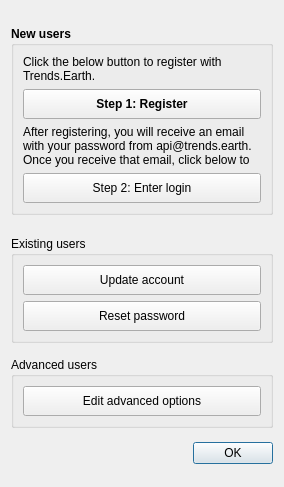
This is LDMP/gui/DlgSettings.ui in ConservationInternational/trends.earth as Qt 5 draws it before an edit. The edited form follows.
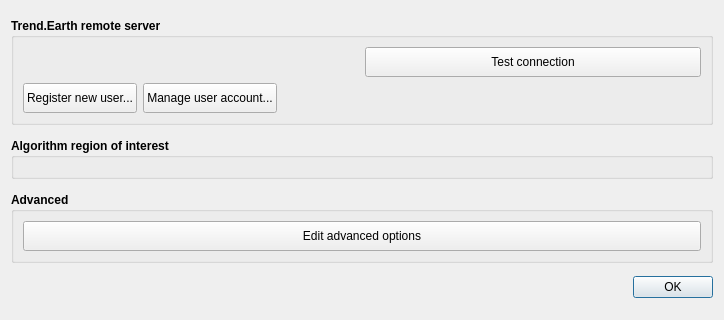
This is the edited form. Custom widgets are drawn as their Qt base class.

Commit message: draft of GUI refactoring. Not using auth framework yet

```diff
--- a/LDMP/gui/DlgSettings.ui
+++ b/LDMP/gui/DlgSettings.ui
@@ -9,8 +9,8 @@
    <rect>
     <x>0</x>
     <y>0</y>
-    <width>284</width>
-    <height>487</height>
+    <width>724</width>
+    <height>320</height>
    </rect>
   </property>
   <property name="sizePolicy">
@@ -50,21 +50,45 @@
       </font>
      </property>
      <property name="title">
-      <string>New users</string>
+      <string>Trend.Earth remote server</string>
      </property>
      <layout class="QVBoxLayout" name="verticalLayout">
       <item>
-       <widget class="QLabel" name="label">
+       <layout class="QHBoxLayout" name="horizontalLayout_2">
+        <item>
+         <widget class="QgsAuthConfigSelect" name="authConfigSelect_authentication">
         <property name="sizePolicy">
-         <sizepolicy hsizetype="Preferred" vsizetype="Preferred">
+           <sizepolicy hsizetype="Minimum" vsizetype="Maximum">
           <horstretch>0</horstretch>
           <verstretch>0</verstretch>
          </sizepolicy>
         </property>
-        <property name="maximumSize">
+          <property name="minimumSize">
          <size>
-          <width>16777215</width>
-          <height>16777215</height>
+            <width>0</width>
+            <height>0</height>
+           </size>
+          </property>
+          <property name="font">
+           <font>
+            <weight>50</weight>
+            <bold>false</bold>
+           </font>
+          </property>
+         </widget>
+        </item>
+        <item>
+         <widget class="QPushButton" name="pushButton_test_connection">
+          <property name="sizePolicy">
+           <sizepolicy hsizetype="Minimum" vsizetype="Minimum">
+            <horstretch>0</horstretch>
+            <verstretch>0</verstretch>
+           </sizepolicy>
+          </property>
+          <property name="minimumSize">
+           <size>
+            <width>0</width>
+            <height>30</height>
          </size>
         </property>
         <property name="font">
@@ -74,13 +98,14 @@
          </font>
         </property>
         <property name="text">
-         <string>Click the below button to register with Trends.Earth.</string>
-        </property>
-        <property name="wordWrap">
-         <bool>true</bool>
+           <string>Test connection</string>
         </property>
        </widget>
       </item>
+       </layout>
+      </item>
+      <item>
+       <layout class="QHBoxLayout" name="horizontalLayout">
       <item>
        <widget class="QPushButton" name="pushButton_register">
         <property name="sizePolicy">
@@ -97,83 +122,15 @@
         </property>
         <property name="font">
          <font>
-          <weight>75</weight>
-          <bold>true</bold>
-         </font>
-        </property>
-        <property name="text">
-         <string>Step 1: Register</string>
-        </property>
-       </widget>
-      </item>
-      <item>
-       <widget class="QLabel" name="label_2">
-        <property name="sizePolicy">
-         <sizepolicy hsizetype="Preferred" vsizetype="Preferred">
-          <horstretch>0</horstretch>
-          <verstretch>0</verstretch>
-         </sizepolicy>
-        </property>
-        <property name="font">
-         <font>
           <weight>50</weight>
           <bold>false</bold>
          </font>
         </property>
         <property name="text">
-         <string>After registering, you will receive an email with your password from api@trends.earth. Once you receive that email, click below to enter that password to login to Trends.Earth.</string>
-        </property>
-        <property name="wordWrap">
-         <bool>true</bool>
-        </property>
-       </widget>
-      </item>
-      <item>
-       <widget class="QPushButton" name="pushButton_login">
-        <property name="sizePolicy">
-         <sizepolicy hsizetype="Minimum" vsizetype="Minimum">
-          <horstretch>0</horstretch>
-          <verstretch>0</verstretch>
-         </sizepolicy>
-        </property>
-        <property name="minimumSize">
-         <size>
-          <width>0</width>
-          <height>30</height>
-         </size>
-        </property>
-        <property name="font">
-         <font>
-          <weight>50</weight>
-          <bold>false</bold>
-         </font>
-        </property>
-        <property name="text">
-         <string>Step 2: Enter login</string>
-        </property>
-       </widget>
-      </item>
-     </layout>
-    </widget>
-   </item>
-   <item>
-    <widget class="QGroupBox" name="groupBox_2">
-     <property name="sizePolicy">
-      <sizepolicy hsizetype="Preferred" vsizetype="Fixed">
-       <horstretch>0</horstretch>
-       <verstretch>0</verstretch>
-      </sizepolicy>
-     </property>
-     <property name="font">
-      <font>
-       <weight>50</weight>
-       <bold>false</bold>
-      </font>
-     </property>
-     <property name="title">
-      <string>Existing users</string>
-     </property>
-     <layout class="QVBoxLayout" name="verticalLayout_2">
+           <string>Register new user...</string>
+          </property>
+         </widget>
+        </item>
       <item>
        <widget class="QPushButton" name="pushButton_edit">
         <property name="sizePolicy">
@@ -195,38 +152,48 @@
          </font>
         </property>
         <property name="text">
-         <string>Update account</string>
+           <string>Manage user account...</string>
         </property>
        </widget>
       </item>
       <item>
-       <widget class="QPushButton" name="pushButton_forgot_pwd">
-        <property name="sizePolicy">
-         <sizepolicy hsizetype="Minimum" vsizetype="Minimum">
-          <horstretch>0</horstretch>
-          <verstretch>0</verstretch>
-         </sizepolicy>
-        </property>
-        <property name="minimumSize">
+         <spacer name="horizontalSpacer">
+          <property name="orientation">
+           <enum>Qt::Horizontal</enum>
+          </property>
+          <property name="sizeHint" stdset="0">
          <size>
-          <width>0</width>
-          <height>30</height>
-         </size>
-        </property>
+            <width>40</width>
+            <height>20</height>
+           </size>
+          </property>
+         </spacer>
+        </item>
+       </layout>
+      </item>
+     </layout>
+    </widget>
+   </item>
+   <item>
+    <widget class="QGroupBox" name="regionOfInterest_groupBox">
+     <property name="sizePolicy">
+      <sizepolicy hsizetype="Preferred" vsizetype="Fixed">
+       <horstretch>0</horstretch>
+       <verstretch>0</verstretch>
+      </sizepolicy>
+     </property>
         <property name="font">
          <font>
-          <weight>50</weight>
-          <bold>false</bold>
-         </font>
-        </property>
-        <property name="text">
-         <string>Reset password</string>
-        </property>
-       </widget>
-      </item>
-     </layout>
-    </widget>
-   </item>
+       <weight>75</weight>
+       <bold>true</bold>
+      </font>
+     </property>
+     <property name="title">
+      <string>Algorithm region of interest</string>
+     </property>
+     <layout class="QVBoxLayout" name="verticalLayout_2"/>
+    </widget>
+   </item>
    <item>
     <widget class="QGroupBox" name="groupBox_3">
      <property name="sizePolicy">
@@ -237,12 +204,12 @@
      </property>
      <property name="font">
       <font>
-       <weight>50</weight>
-       <bold>false</bold>
+       <weight>75</weight>
+       <bold>true</bold>
       </font>
      </property>
      <property name="title">
-      <string>Advanced users</string>
+      <string>Advanced</string>
      </property>
      <layout class="QVBoxLayout" name="verticalLayout_3">
       <item>
@@ -288,6 +255,13 @@
    </item>
   </layout>
  </widget>
+ <customwidgets>
+  <customwidget>
+   <class>QgsAuthConfigSelect</class>
+   <extends>QWidget</extends>
+   <header>qgis.gui</header>
+  </customwidget>
+ </customwidgets>
  <resources/>
  <connections/>
 </ui>
```
Left out of the diff: 4 changed lines with no effect on the pictures. Lines whose indentation alone changed are shown as unchanged. The commit also changes 2 other files.
